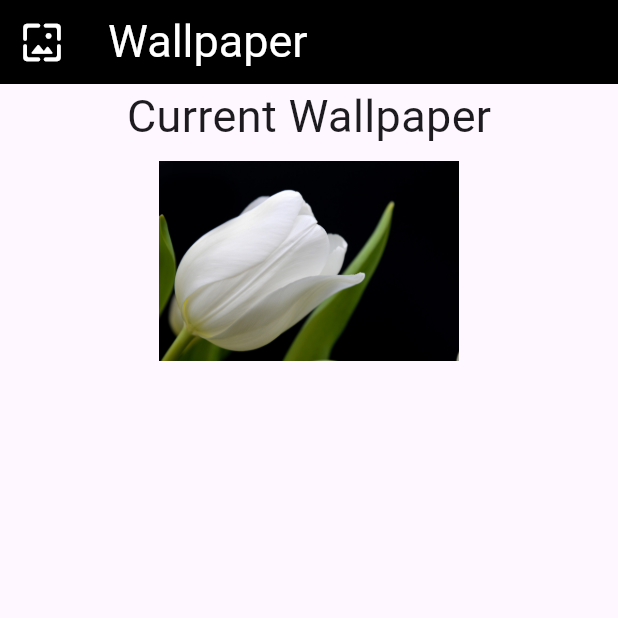
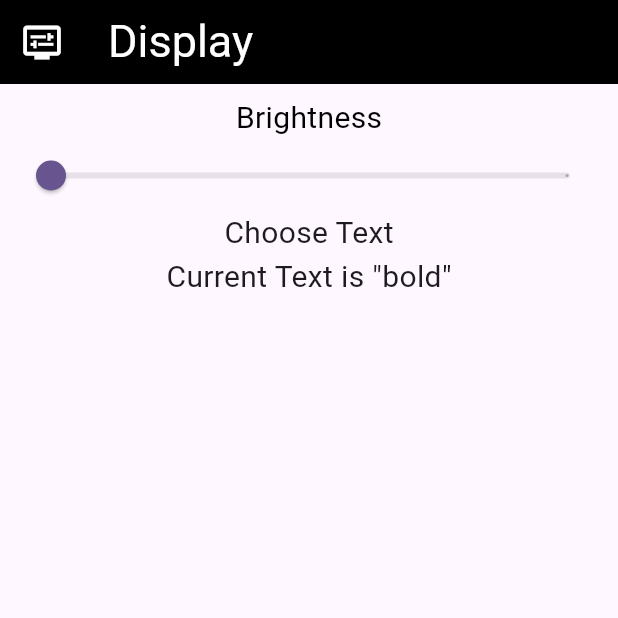
Before and after one commit to shrijith-shetty/Emulator, a Flutter app: the Settings screen opened directly, after a tap on "Display", on a phone screen of 412 x 824 dp, the top half of it. Run offline on Flutter 3.47's test engine with Material 3 defaults, Android fonts, the phone set to English and light mode, and no system bars; our stand-ins replace camera, decimal, flutter_screenutil; missing offline and left inert: gal.

Commit message:
updated code

```diff
--- a/lib/Gallery/gallery.dart
+++ b/lib/Gallery/gallery.dart
@@ -44,7 +44,7 @@ class GalleryPage extends State<Gallery>
         "water-3021652_1280.jpg",
         "wave-7726187_1280.jpg"
     ];
-    late int itemCount = imageList.length;
+    // late int itemCount = imageList.length;
     @override
     Widget build(BuildContext context)
     {
@@ -74,7 +74,7 @@ class GalleryPage extends State<Gallery>
                         mainAxisSpacing: 10
                     ),
                     itemCount: imageList.length,
-                    itemBuilder: (BuildContext context, int index)
+                    itemBuilder: ( context, int index)
                     {
                         return Image.asset("assets/Gallery/${imageList[index]}", fit: BoxFit.cover);
                     }
--- a/lib/main.dart
+++ b/lib/main.dart
@@ -3,6 +3,7 @@ import 'package:emulator/Gallery/gallery.dart';
 import 'package:emulator/calculator/calculator.dart';
 import 'package:emulator/camera/camera.dart';
 import 'package:emulator/settings/settingOption/addWallpaper.dart';
+import 'package:emulator/settings/settingOption/display.dart';
 import 'package:emulator/settings/settings.dart';
 import 'package:flutter/material.dart';
 import 'package:flutter_screenutil/flutter_screenutil.dart';
@@ -37,7 +38,7 @@ class MyApp extends StatelessWidget
 
                 colorScheme: .fromSeed(seedColor: Colors.deepPurple)
             ),
-            home: Addwallpaper( /*title: "title"*/)
+            home: DisplayClass( /*title: "title"*/)
         );
     }
 }
--- /dev/null
+++ b/lib/settings/settingOption/display.dart
@@ -0,0 +1,82 @@
+import 'package:emulator/settings/settings.dart';
+import 'package:flutter/material.dart';
+
+class DisplayClass extends StatefulWidget
+{
+    const DisplayClass({super.key});
+
+    @override
+    State<StatefulWidget> createState() => DisplayPage();
+}
+
+class DisplayPage extends State<DisplayClass>
+{
+    String title = "First item";
+    String item1 = "First item";
+    String item2 = "First item";
+    String item3 = "First item";
+    double brightness = 0.4;
+    String value = "";
+    @override
+
+    Widget build(BuildContext context)
+    {
+        return Scaffold(
+            appBar: AppBar(
+                backgroundColor: Colors.black,
+                leading: InkWell(
+                    onTap: ()
+                    {
+                        Navigator.push(context, MaterialPageRoute(builder: (context) => Settings()));
+                    }, child: Icon(Icons.display_settings_outlined, color: Colors.white, size: 30)),
+                title: Text("Display", style: TextStyle(fontSize: 30, color: Colors.white))
+            ),
+            body: SizedBox(
+                width: double.infinity,
+                height: double.infinity,
+                child: Padding(
+                    padding: const EdgeInsets.all(8.0),
+                    child: Column(
+                        children: [
+                            Text("Brightness",
+                                style: TextStyle(
+                                    fontSize: 20,
+                                    color: Colors.black
+                                )
+                            ),
+                            Slider(
+                                value: brightness,
+                                max: 100,
+                                min: 0,
+                                divisions: 1,
+                                onChanged: (brightness)
+                                {
+                                    setState(()
+                                        {
+                                            brightness += brightness;
+                                        });
+                                }
+                            ),
+                            Text("Choose Text", style: TextStyle(fontSize: 20)),
+                            InkWell(
+                                onTap: ()
+                                {
+                                    PopupMenuButton<>(onSelected: (value)
+                                        {
+                                            // Text(value, style: TextStyle(fontSize: 20));
+                                        }, itemBuilder: (BuildContext context) => [
+                                            const PopupMenuItem(child: Text("Settings")),
+                                            const PopupMenuItem(child: Text("Settings")),
+                                            const PopupMenuItem(child: Text("Settings")),
+
+                                        ]);
+                                },
+                                child: Text("Current Text is \"bold\"", style: TextStyle(fontSize: 20)))
+                        ]
+                    )
+                )
+            )
+        );
+    }
+
+}
--- a/lib/settings/settings.dart
+++ b/lib/settings/settings.dart
@@ -1,4 +1,7 @@
+import 'dart:ui';
+
 import 'package:emulator/camera/camera.dart';
+import 'package:emulator/settings/settingOption/display.dart';
 import 'package:emulator/settings/settingOption/addWallpaper.dart';
 import 'package:flutter/cupertino.dart';
 import 'package:flutter/material.dart';
@@ -57,9 +60,13 @@ class _SettingsPage extends State<Settings>
                             ),
                             onTap: ()
                             {
+                                if (names[index] == "WallPaper")
+                                {
+                                    Navigator.push(context, MaterialPageRoute(builder: (context) => Addwallpaper()));
+                                }
                                 if (names[index] == "Display")
                                 {
-                                    Navigator.push(context, MaterialPageRoute(builder: (context) => Addwallpaper()));
+                                    Navigator.push(context, MaterialPageRoute(builder: (context) => DisplayClass()));
                                 }
                                 print(names[index]);
                             }
--- a/pubspec.yaml
+++ b/pubspec.yaml
@@ -39,6 +39,7 @@ dependencies:
   camera: ^0.11.3
   gal: ^2.3.2
   path_provider: ^2.1.2
+  screen_brightness: ^2.1.7
 
 
 
```
Also changed, not shown: lib/settings/settingOption/addWallpaper.dart (+82 -7 lines), pubspec.lock, 3 other files.
